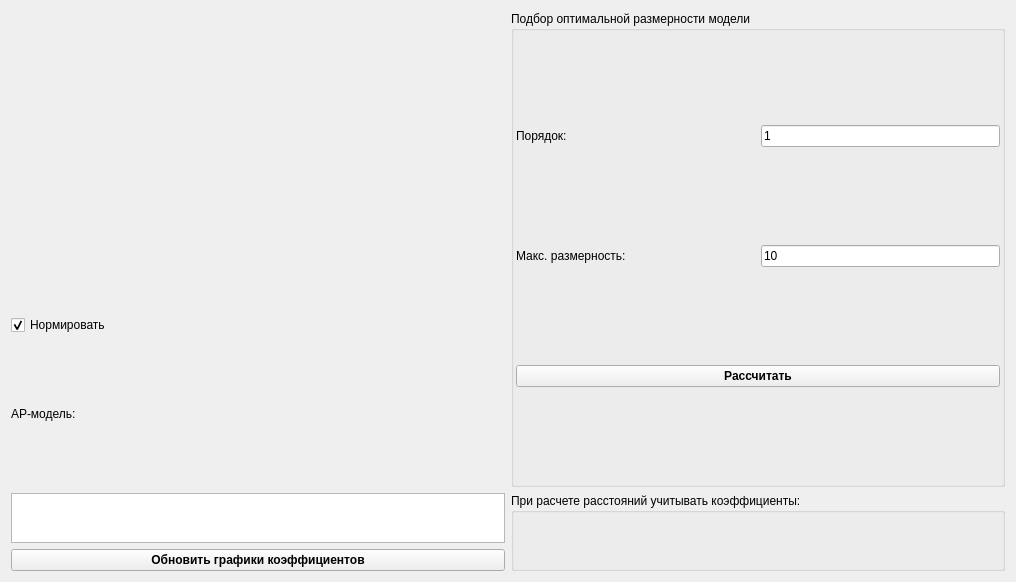
First picture: the form in src/armodeltune.ui, repository zOrg1331/qznonstat, before the edit.
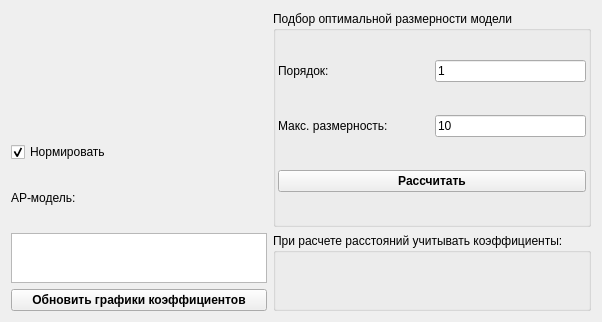
Second picture: the form after the edit.

Commit message:
интерфейсные улучшения по замечаниям Алены
* окно отчета по кластеризации
* размер главного окна приложения уменьшен
* изменены параметры по умолчанию

Diff of the .ui file:
```diff
--- a/src/armodeltune.ui
+++ b/src/armodeltune.ui
@@ -6,8 +6,8 @@
    <rect>
     <x>0</x>
     <y>0</y>
-    <width>1016</width>
-    <height>582</height>
+    <width>599</width>
+    <height>322</height>
    </rect>
   </property>
   <property name="windowTitle">
```
The commit also changes 3 other files.
